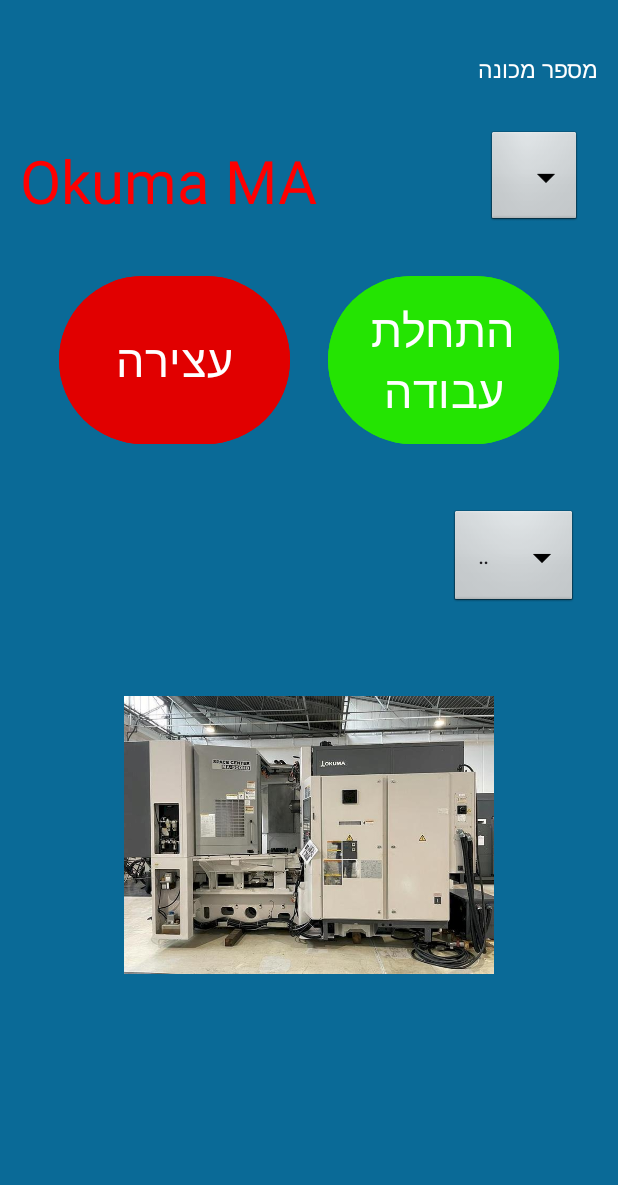
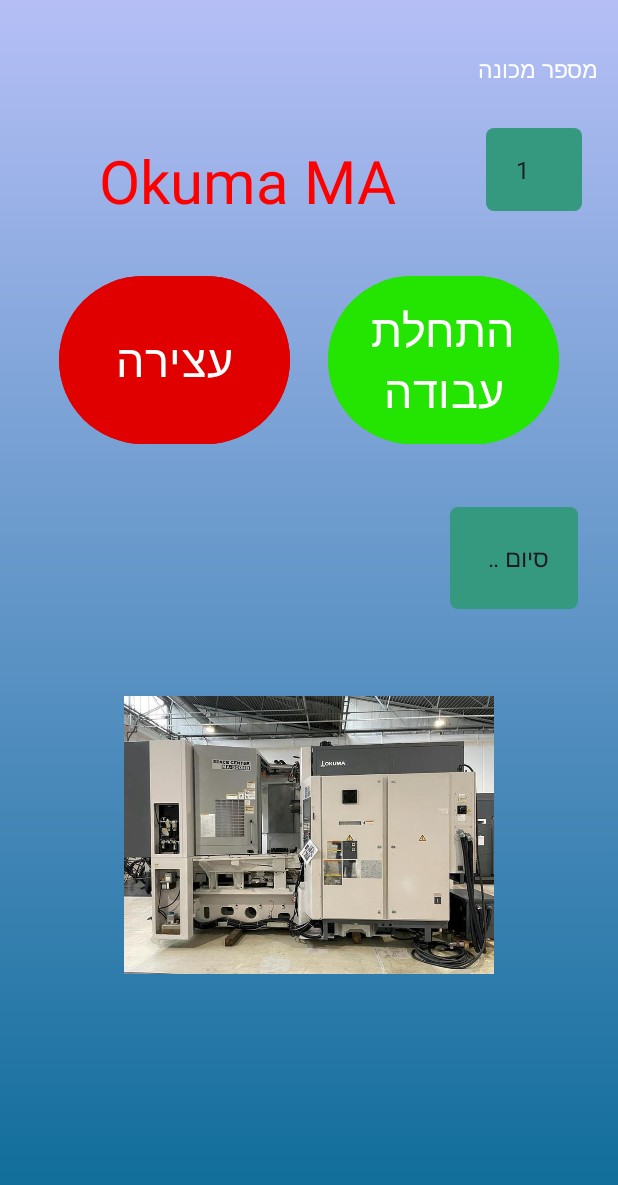
Before and after one commit to eyalmayes/Moked_report, an Android app: the worker screen opened directly, with no data from a screen before it, on a phone screen of 412 x 824 dp. Shown: the top 1185 px of the screen. Run offline under Robolectric (Android 15) with nearby library versions, the phone set to English and light mode, and no system bars; our stand-ins replace Firebase (no records; nobody signed in at launch, a user with empty details on screens opened directly).

Commit message:
srarting worker activity design

```diff
--- /dev/null
+++ b/src/app/src/main/java/com/example/moked_report/CustomSpinnerAdapter.java
@@ -0,0 +1,46 @@
+package com.example.moked_report;
+
+import android.content.Context;
+import android.view.LayoutInflater;
+import android.view.View;
+import android.view.ViewGroup;
+import android.widget.ArrayAdapter;
+import android.widget.TextView;
+import java.util.List;
+
+public class CustomSpinnerAdapter extends ArrayAdapter<String> {
+    private List<String> items;
+    private Context context;
+
+    public CustomSpinnerAdapter(Context context, int textViewResourceId, List<String> items) {
+        super(context, textViewResourceId, items);
+        this.items = items;
+        this.context = context;
+    }
+
+    @Override
+    public View getView(int position, View convertView, ViewGroup parent) {
+        View view = convertView;
+        if (view == null) {
+            LayoutInflater inflater = (LayoutInflater) context.getSystemService(Context.LAYOUT_INFLATER_SERVICE);
+            view = inflater.inflate(android.R.layout.simple_spinner_item, null);
+        }
+
+        TextView textView = view.findViewById(android.R.id.text1);
+        textView.setText(items.get(position));
+        return view;
+    }
+
+    @Override
+    public View getDropDownView(int position, View convertView, ViewGroup parent) {
+        View view = convertView;
+        if (view == null) {
+            LayoutInflater inflater = (LayoutInflater) context.getSystemService(Context.LAYOUT_INFLATER_SERVICE);
+            view = inflater.inflate(R.layout.custom_spinner_item, null);
+        }
+
+        TextView textView = view.findViewById(android.R.id.text1);
+        textView.setText(items.get(position));
+        return view;
+    }
+}
--- a/src/app/src/main/java/com/example/moked_report/worker.java
+++ b/src/app/src/main/java/com/example/moked_report/worker.java
@@ -27,22 +27,25 @@ import com.google.firebase.firestore.FirebaseFirestore;
 
 import java.text.DateFormat;
 import java.text.SimpleDateFormat;
+import java.util.ArrayList;
 import java.util.Calendar;
 import java.util.Date;
 import java.util.HashMap;
+import java.util.List;
 import java.util.Map;
 
 
-public class worker extends AppCompatActivity implements AdapterView.OnItemSelectedListener {
+public class worker extends AppCompatActivity  {
 
     SharedPreferences sharedPreferences;
     TextView nameText;
     TextView chooseMachineName;
     ImageView chooseMachineImage;
     TextView problemText;
+    Spinner spinnerProblems;
+    Spinner spinnerMachines;
     Machine courentMachine;
     int currentMachineNumber;
-    Spinner spinnerProblems;
     int spinnerBrakeAutomaticCall = 0;
     Button buttonStop;
     Button buttonStart;
@@ -65,11 +68,12 @@ public class worker extends AppCompatActivity implements AdapterView.OnItemSelec
         nameText = (TextView) findViewById(R.id.nameText);
         chooseMachineName = findViewById(R.id.chooseMachineName);
         chooseMachineImage = findViewById(R.id.chooseMachineImage);
-        spinnerProblems = findViewById(R.id.spinnerProblems);
         problemText = findViewById(R.id.problemText);
         buttonStart = findViewById(R.id.buttonStart);
         buttonStop = findViewById(R.id.buttonStop);
         endText = findViewById(R.id.endText);
+        spinnerProblems = findViewById(R.id.spinnerProblems);
+        spinnerMachines = findViewById(R.id.spinnerMachines);
 
         //screen setting
         sharedPreferences = getSharedPreferences("MyPrefs", Context.MODE_PRIVATE);
@@ -80,45 +84,108 @@ public class worker extends AppCompatActivity implements AdapterView.OnItemSelec
         Machine.fillArray();
         fillMachineDetails(currentMachineNumber);
 
-        Spinner dropdown = findViewById(R.id.spinner1);
-        String[] items = new String[]{"1", "2", "3", "4", "5", "6", "7", "8", "9", "10", "11", "12", "13", "14", "15", "16", "17", "18", "19", "20"};
-        ArrayAdapter<String> adapter = new ArrayAdapter<>(this, android.R.layout.simple_spinner_dropdown_item, items);
-        dropdown.setAdapter(adapter);
-        dropdown.setOnItemSelectedListener(this);
+
+        List<String> items = new ArrayList<>();
+        items.add("1");
+        items.add("2");
+        items.add("3");
+        items.add("4");
+        items.add("5");
+        items.add("6");
+        items.add("7");
+        items.add("8");
+        items.add("9");
+        items.add("10");
+        items.add("11");
+        items.add("12");
+        items.add("13");
+        items.add("14");
+        items.add("15");
+        items.add("16");
+        items.add("17");
+        items.add("18");
+        items.add("19");
+        items.add("20");
+        //String[] items = new String[]{"1", "2", "3", "4", "5", "6", "7", "8", "9", "10", "11", "12", "13", "14", "15", "16", "17", "18", "19", "20"};
+        CustomSpinnerAdapter adapter = new CustomSpinnerAdapter(this, android.R.layout.simple_spinner_item, items);
+        spinnerMachines.setAdapter(adapter);
+        //dropdown.setOnItemSelectedListener(this);
+        spinnerMachines.setOnItemSelectedListener(new AdapterView.OnItemSelectedListener() {
+            @Override
+            public void onItemSelected(AdapterView<?> parent, View view, int position, long id) {
+                if(spinnerBrakeAutomaticCall++ > 1){
+                    String selectedItem = (String) parent.getItemAtPosition(position);
+                    Toast.makeText(getApplicationContext(), "Selected Item: " + selectedItem, Toast.LENGTH_SHORT).show();
+                    currentMachineNumber = position;
+                    fillMachineDetails(currentMachineNumber);
+                    saveLastMachineToSharedPreference(currentMachineNumber);
+                }
+            }
+            @Override
+            public void onNothingSelected(AdapterView<?> parent) {}
+        });
 
 
-        String[] problems = new String[]{"סיום עבודה", "תקלה", "חלק מביקורת", "הפסקה", "חסר כלי", "צריך עזרת תכנת", "חסר חומר גלם"};
-        ArrayAdapter<String> adapterProblems = new ArrayAdapter<>(this, android.R.layout.simple_spinner_dropdown_item, problems);
+        //String[] problems = new String[]{"סיום עבודה", "תקלה", "חלק מביקורת", "הפסקה", "חסר כלי", "צריך עזרת תכנת", "חסר חומר גלם"};
+        //ArrayAdapter<String> adapterProblems = new ArrayAdapter<>(this, android.R.layout.simple_spinner_dropdown_item, problems);
+        //spinnerProblems.setAdapter(adapterProblems);
+        //spinnerProblems.setOnItemSelectedListener(this);
+
+        List<String> problems = new ArrayList<>();
+        problems.add("סיום עבודה");
+        problems.add("הפסקה");
+        problems.add("תקלה");
+        problems.add("חלק מביקורת");
+        problems.add("חסר כלי");
+        problems.add("חסר חומר גלם");
+        problems.add("צריך עזרת תכנת");
+
+        CustomSpinnerAdapter adapterProblems = new CustomSpinnerAdapter(this, android.R.layout.simple_spinner_item, problems);
         spinnerProblems.setAdapter(adapterProblems);
-        spinnerProblems.setOnItemSelectedListener(this);
-    }
-
+        spinnerProblems.setOnItemSelectedListener(new AdapterView.OnItemSelectedListener() {
             @Override
-    public void onItemSelected(AdapterView<?> adapterView, View view, int pos, long l) {
-
+            public void onItemSelected(AdapterView<?> parent, View view, int position, long id) {
                 if(spinnerBrakeAutomaticCall++ > 1){
-            if (((String) adapterView.getItemAtPosition(pos)).length() < 3) {
-                //מטפל בלחיצה על בחירת המכונה לעבודה
-                currentMachineNumber = (Integer.parseInt((String) adapterView.getItemAtPosition(pos))) - 1;
-                fillMachineDetails(currentMachineNumber);
-                saveLastMachineToSharedPreference(currentMachineNumber);
-            } else {
-                // מטפל בלחיצה על סיבת המשתמש להפסקת פעילות המכונה
-                courentMachine.setyNotInWork((String) adapterView.getItemAtPosition(pos));
+                    String selectedItem = (String) parent.getItemAtPosition(position);
+                    // Do something with the selected item, for example, display it in a Toast
+                    courentMachine.setyNotInWork((String) parent.getItemAtPosition(position));
                     fillMachineDetails(currentMachineNumber);
                     endText.setVisibility(View.VISIBLE);
                     endText.setText("תודה על הדיווח, אפשר לסגור את האפליקציה");
                     addReportToFireStore("not working");
-
                 }
             }
+            @Override
+            public void onNothingSelected(AdapterView<?> parent) {}
+        });
     }
 
+    // @Override
+    // public void onItemSelected(AdapterView<?> adapterView, View view, int pos, long l) {
 
-    @Override
-    public void onNothingSelected(AdapterView<?> adapterView) {
+    //     if(spinnerBrakeAutomaticCall++ > 1){
+    //         if (((String) adapterView.getItemAtPosition(pos)).length() < 3) {
+    //             //מטפל בלחיצה על בחירת המכונה לעבודה
+    //             currentMachineNumber = (Integer.parseInt((String) adapterView.getItemAtPosition(pos))) - 1;
+    //             fillMachineDetails(currentMachineNumber);
+    //             saveLastMachineToSharedPreference(currentMachineNumber);
+    //         } else {
+    //             // מטפל בלחיצה על סיבת המשתמש להפסקת פעילות המכונה
+    //             courentMachine.setyNotInWork((String) adapterView.getItemAtPosition(pos));
+    //             fillMachineDetails(currentMachineNumber);
+    //             endText.setVisibility(View.VISIBLE);
+    //             endText.setText("תודה על הדיווח, אפשר לסגור את האפליקציה");
+    //             addReportToFireStore("not working");
 
-    }
+    //         }
+    //     }
+    // }
+
+
+//    @Override
+//    public void onNothingSelected(AdapterView<?> adapterView) {
+//
+//    }
 
     private void fillMachineDetails(int currentMachineNumber){
         courentMachine = machines[currentMachineNumber];
--- /dev/null
+++ b/src/app/src/main/res/drawable/spinner_background.xml
@@ -0,0 +1,18 @@
+<?xml version="1.0" encoding="utf-8"?>
+<selector xmlns:android="http://schemas.android.com/apk/res/android">
+    <item>
+        <layer-list>
+            <item>
+                <shape android:shape="rectangle">
+                <solid android:color="#359980"/>
+                <corners android:radius="5dp"/>
+                <padding android:right="12dp"
+                    android:left="12dp"/>
+                </shape>
+            </item>
+
+
+        </layer-list>
+    </item>
+
+</selector>
--- a/src/app/src/main/res/drawable/worker_background.xml
+++ b/src/app/src/main/res/drawable/worker_background.xml
@@ -1,4 +1,5 @@
 <?xml version="1.0" encoding="utf-8"?>
-<selector xmlns:android="http://schemas.android.com/apk/res/android">
-
-</selector>
+<shape xmlns:android="http://schemas.android.com/apk/res/android">
+    <gradient android:angle="90" android:type="linear"
+        android:startColor="#0A6A97" android:endColor="#B5BFF6"/>
+</shape>
--- a/src/app/src/main/res/layout/activity_worker.xml
+++ b/src/app/src/main/res/layout/activity_worker.xml
@@ -4,21 +4,22 @@
     xmlns:tools="http://schemas.android.com/tools"
     android:layout_width="match_parent"
     android:layout_height="match_parent"
-    android:background="#0A6A97"
+    android:background="@drawable/worker_background"
     tools:context=".worker">
 
 
     <TextView
         android:id="@+id/nameText"
-        android:layout_width="244dp"
-        android:layout_height="wrap_content"
+        android:layout_width="236dp"
+        android:layout_height="53dp"
         android:layout_alignParentStart="true"
         android:layout_alignParentTop="true"
-        android:layout_marginStart="17dp"
+        android:layout_marginStart="25dp"
         android:layout_marginTop="18dp"
         android:text="שם העובד"
         android:textColor="@color/white"
         android:textSize="30dp"
+        android:gravity="center"
         app:layout_constraintEnd_toEndOf="parent"
         app:layout_constraintTop_toTopOf="parent" />
 
@@ -47,18 +48,20 @@
         android:text="TextView"
         android:textColor="#FF0000"
         android:textSize="40dp"
+        android:gravity="center"
         />
 
     <Spinner
-        android:id="@+id/spinner1"
-        android:layout_width="63dp"
-        android:layout_height="wrap_content"
+        android:id="@+id/spinnerMachines"
+        android:layout_width="64dp"
+        android:layout_height="55dp"
         android:layout_alignParentTop="true"
-        android:layout_marginStart="8dp"
+        android:layout_marginStart="7dp"
         android:layout_marginTop="85dp"
         android:layout_toEndOf="@+id/chooseMachineName"
-        android:background="@android:drawable/btn_dropdown"
-        android:spinnerMode="dropdown" />
+        android:background="@drawable/spinner_background"
+        android:spinnerMode="dropdown"
+        />
 
 
     <Spinner
@@ -69,7 +72,7 @@
         android:layout_alignParentTop="true"
         android:layout_marginStart="300dp"
         android:layout_marginTop="338dp"
-        android:background="@android:drawable/btn_dropdown"
+        android:background="@drawable/spinner_background"
         android:spinnerMode="dropdown"
         android:visibility="visible" />
 
@@ -123,10 +126,11 @@
         android:layout_alignParentTop="true"
         android:layout_alignParentEnd="true"
         android:layout_marginTop="35dp"
+
         android:layout_marginEnd="13dp"
+        android:text="מספר מכונה"
         android:textColor="@color/white"
-        android:textSize="15dp"
-        android:text="מספר מכונה" />
+        android:textSize="15dp" />
 
     <TextView
         android:id="@+id/endText"
--- /dev/null
+++ b/src/app/src/main/res/layout/custom_spinner_item.xml
@@ -0,0 +1,9 @@
+<?xml version="1.0" encoding="utf-8"?>
+<TextView xmlns:android="http://schemas.android.com/apk/res/android"
+    android:background="#568080"
+    android:id="@android:id/text1"
+    android:layout_width="match_parent"
+    android:layout_height="wrap_content"
+    android:textSize="14dp"
+    android:textColor="#FFFFFF"
+    android:padding="10dp"/>
```
Also changed, not shown: src/app/src/main/res/drawable/gear.png (added). Lines whose indentation alone changed are shown as unchanged.
